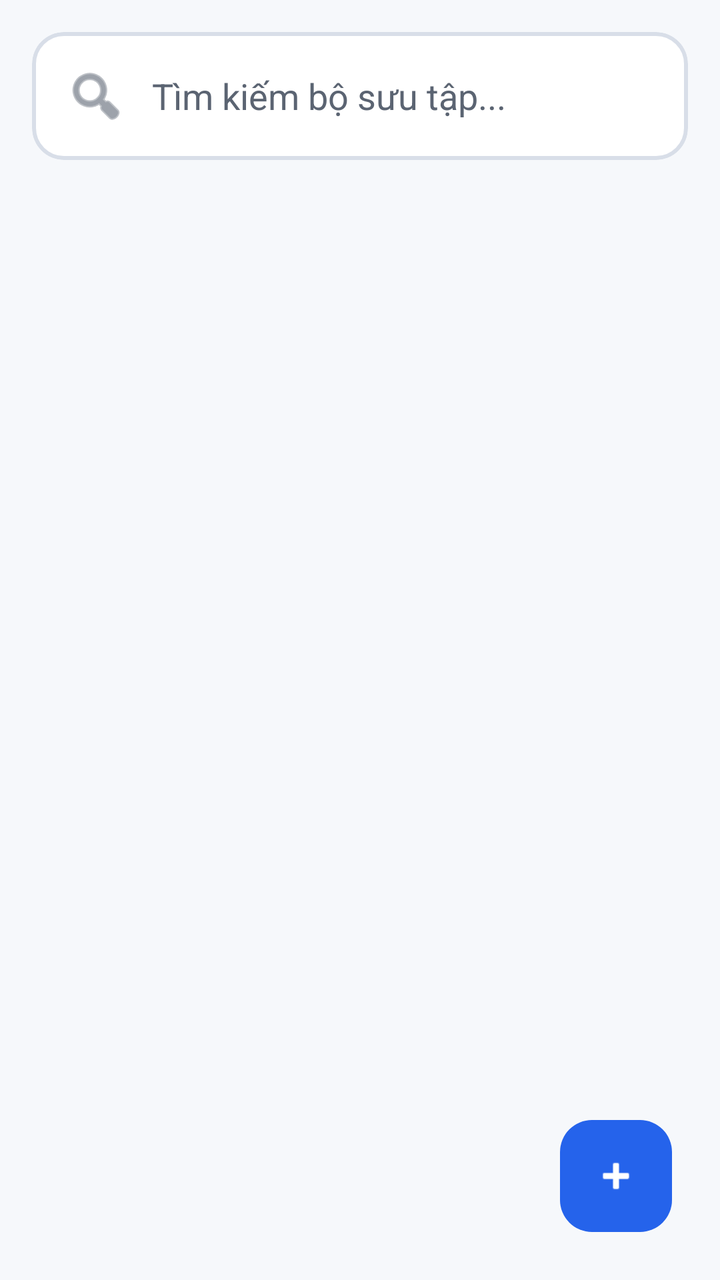
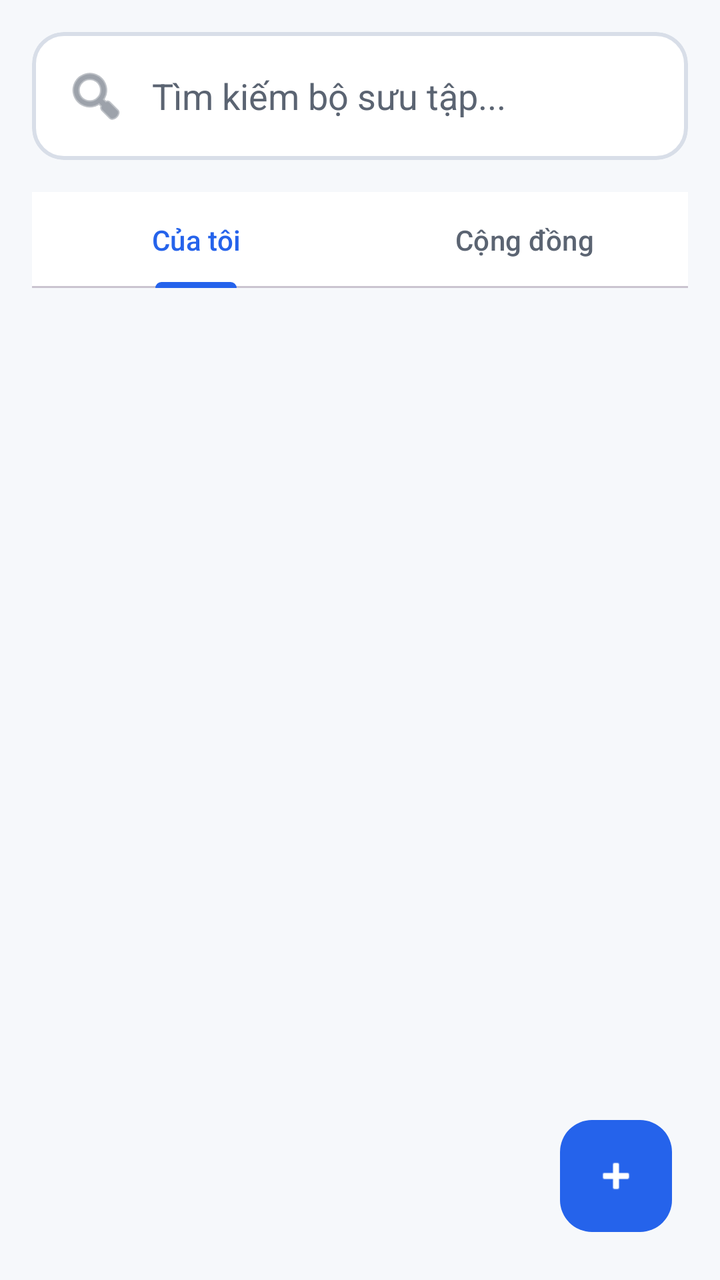

Screens rendered from an Android XML layout before and after an edit, with the pre-edit source and the edit as a unified diff.
<!-- AndroidManifest.xml: application theme Theme.ObjectLanguage -->
<!-- res/layout/fragment_collection_list.xml -->
<?xml version="1.0" encoding="utf-8"?>
<androidx.coordinatorlayout.widget.CoordinatorLayout 
    xmlns:android="http://schemas.android.com/apk/res/android"
    xmlns:app="http://schemas.android.com/apk/res-auto"
    android:layout_width="match_parent"
    android:layout_height="match_parent"
    android:background="@color/background">

    <LinearLayout
        android:layout_width="match_parent"
        android:layout_height="match_parent"
        android:orientation="vertical">

        
        <com.google.android.material.card.MaterialCardView
            android:layout_width="match_parent"
            android:layout_height="wrap_content"
            android:layout_margin="16dp"
            app:cardBackgroundColor="@color/surface"
            app:cardElevation="0dp"
            app:strokeWidth="2dp"
            app:strokeColor="@color/divider"
            app:cardCornerRadius="16dp">

            <EditText
                android:id="@+id/searchEditText"
                android:layout_width="match_parent"
                android:layout_height="wrap_content"
                android:padding="16dp"
                android:hint="@string/collection_search_hint"
                android:textColorHint="@color/text_secondary"
                android:textColor="@color/text_primary"
                android:drawableStart="@android:drawable/ic_menu_search"
                android:drawablePadding="12dp"
                android:drawableTint="@color/text_secondary"
                android:background="@android:color/transparent"
                android:inputType="text" />

        </com.google.android.material.card.MaterialCardView>

        
        <androidx.recyclerview.widget.RecyclerView
            android:id="@+id/recyclerViewCollections"
            android:layout_width="match_parent"
            android:layout_height="0dp"
            android:layout_weight="1"
            android:clipToPadding="false"
            android:padding="8dp" />

        
        <LinearLayout
            android:id="@+id/emptyStateLayout"
            android:layout_width="match_parent"
            android:layout_height="0dp"
            android:layout_weight="1"
            android:orientation="vertical"
            android:gravity="center"
            android:visibility="gone">

            <TextView
                android:layout_width="wrap_content"
                android:layout_height="wrap_content"
                android:text="📚"
                android:textSize="64sp"
                android:layout_marginBottom="16dp" />

            <TextView
                android:layout_width="wrap_content"
                android:layout_height="wrap_content"
                android:text="@string/collection_empty_title"
                android:textColor="@color/text_primary"
                android:textSize="20sp"
                android:textStyle="bold"
                android:layout_marginBottom="8dp" />

            <TextView
                android:layout_width="wrap_content"
                android:layout_height="wrap_content"
                android:text="@string/collection_empty_subtitle"
                android:textAlignment="center"
                android:textColor="@color/text_secondary" />

        </LinearLayout>

        
        <ProgressBar
            android:id="@+id/progressBar"
            android:layout_width="wrap_content"
            android:layout_height="wrap_content"
            android:layout_gravity="center"
            android:visibility="gone" />

    </LinearLayout>

    
    <com.google.android.material.floatingactionbutton.FloatingActionButton
        android:id="@+id/fabAddCollection"
        android:layout_width="wrap_content"
        android:layout_height="wrap_content"
        android:layout_gravity="bottom|end"
        android:layout_margin="24dp"
        app:backgroundTint="@color/primary"
        app:tint="@color/text_on_primary"
        app:elevation="0dp"
        android:contentDescription="@string/collection_cd_add"
        app:srcCompat="@android:drawable/ic_input_add" />

</androidx.coordinatorlayout.widget.CoordinatorLayout>
<!-- resources referenced by this layout -->
<resources>
  <color name="background">#F6F8FB</color>
  <color name="divider">#D8DEE8</color>
  <color name="primary">#2563EB</color>
  <color name="surface">#FFFFFF</color>
  <color name="text_on_primary">#FFFFFF</color>
  <color name="text_primary">#111827</color>
  <color name="text_secondary">#5B6472</color>
  <string name="collection_cd_add">Thêm bộ sưu tập</string>
  <string name="collection_empty_subtitle">Tạo bộ sưu tập đầu tiên\nđể sắp xếp từ vựng của bạn</string>
  <string name="collection_empty_title">Chưa có bộ sưu tập</string>
  <string name="collection_search_hint">Tìm kiếm bộ sưu tập...</string>
  <style name="Theme.ObjectLanguage" parent="Theme.Material3.Light.NoActionBar">
          <item name="colorPrimary">@color/primary</item>
          <item name="colorPrimaryVariant">@color/primary_dark</item>
          <item name="colorOnPrimary">@color/text_on_primary</item>
          <item name="colorSecondary">@color/secondary</item>
          <item name="colorOnSecondary">@color/text_on_primary</item>
          <item name="android:colorBackground">@color/background</item>
          <item name="android:windowBackground">@color/background</item>
          <item name="colorSurface">@color/surface</item>
          <item name="android:statusBarColor">@color/background</item>
          <item name="android:windowLightStatusBar">true</item>
          <item name="android:navigationBarColor">@color/surface</item>
          <item name="android:windowLightNavigationBar" tools:targetApi="o_mr1">true</item>
          
          <item name="cardViewStyle">@style/Widget.App.CardView</item>
          <item name="bottomNavigationStyle">@style/Widget.App.BottomNav</item>
      </style>
  <color name="primary_dark">#1E40AF</color>
  <color name="secondary">#16A34A</color>
  <style name="Widget.App.CardView" parent="Widget.Material3.CardView.Elevated">
          <item name="cardBackgroundColor">@color/surface</item>
          <item name="cardCornerRadius">14dp</item>
          <item name="cardElevation">0dp</item>
          <item name="strokeWidth">0dp</item>
      </style>
  <style name="Widget.App.BottomNav" parent="Widget.Material3.BottomNavigationView">
          <item name="backgroundTint">@color/bottom_nav_bg</item>
          <item name="itemIconTint">@color/bottom_nav_color</item>
          <item name="itemTextColor">@color/bottom_nav_color</item>
          <item name="itemActiveIndicatorStyle">@style/Widget.App.BottomNav.ActiveIndicator</item>
          <item name="labelVisibilityMode">labeled</item>
          <item name="itemRippleColor">@color/primary_light</item>
      </style>
  <color name="bottom_nav_bg">#FFFFFF</color>
  <style name="Widget.App.BottomNav.ActiveIndicator" parent="Widget.Material3.BottomNavigationView.ActiveIndicator">
          <item name="android:color">@color/surface_variant</item>
          <item name="shapeAppearance">@style/ShapeAppearance.App.SmallComponent</item>
      </style>
  <color name="primary_light">#DBEAFE</color>
  <color name="surface_variant">#EAF0F7</color>
  <style name="ShapeAppearance.App.SmallComponent" parent="ShapeAppearance.Material3.SmallComponent">
          <item name="cornerSize">14dp</item>
      </style>
</resources>

<!-- the commit's change to res/layout/fragment_collection_list.xml (unified diff, before → after) -->
@@ -1,5 +1,5 @@
 <?xml version="1.0" encoding="utf-8"?>
-<androidx.coordinatorlayout.widget.CoordinatorLayout 
+<androidx.coordinatorlayout.widget.CoordinatorLayout
     xmlns:android="http://schemas.android.com/apk/res/android"
     xmlns:app="http://schemas.android.com/apk/res-auto"
     android:layout_width="match_parent"
@@ -11,7 +11,6 @@
         android:layout_height="match_parent"
         android:orientation="vertical">
 
-        
         <com.google.android.material.card.MaterialCardView
             android:layout_width="match_parent"
             android:layout_height="wrap_content"
@@ -38,51 +37,129 @@
 
         </com.google.android.material.card.MaterialCardView>
 
-        
-        <androidx.recyclerview.widget.RecyclerView
-            android:id="@+id/recyclerViewCollections"
+        <com.google.android.material.tabs.TabLayout
+            android:id="@+id/tabLayout"
+            android:layout_width="match_parent"
+            android:layout_height="wrap_content"
+            android:layout_marginStart="16dp"
+            android:layout_marginEnd="16dp"
+            android:layout_marginBottom="8dp"
+            app:tabMode="fixed"
+            app:tabGravity="fill"
+            app:tabSelectedTextColor="@color/primary"
+            app:tabTextColor="@color/text_secondary"
+            app:tabIndicatorColor="@color/primary"
+            app:tabRippleColor="@null">
+
+            <com.google.android.material.tabs.TabItem
+                android:layout_width="wrap_content"
+                android:layout_height="wrap_content"
+                android:text="@string/collection_tab_mine" />
+
+            <com.google.android.material.tabs.TabItem
+                android:layout_width="wrap_content"
+                android:layout_height="wrap_content"
+                android:text="@string/collection_tab_community" />
+
+        </com.google.android.material.tabs.TabLayout>
+
+        <FrameLayout
+            android:id="@+id/myCollectionsContainer"
+            android:layout_width="match_parent"
+            android:layout_height="0dp"
+            android:layout_weight="1">
+
+            <androidx.recyclerview.widget.RecyclerView
+                android:id="@+id/recyclerViewCollections"
+                android:layout_width="match_parent"
+                android:layout_height="match_parent"
+                android:clipToPadding="false"
+                android:padding="8dp" />
+
+            <LinearLayout
+                android:id="@+id/emptyStateLayout"
+                android:layout_width="match_parent"
+                android:layout_height="match_parent"
+                android:orientation="vertical"
+                android:gravity="center"
+                android:visibility="gone">
+
+                <TextView
+                    android:layout_width="wrap_content"
+                    android:layout_height="wrap_content"
+                    android:text="📚"
+                    android:textSize="64sp"
+                    android:layout_marginBottom="16dp" />
+
+                <TextView
+                    android:layout_width="wrap_content"
+                    android:layout_height="wrap_content"
+                    android:text="@string/collection_empty_title"
+                    android:textColor="@color/text_primary"
+                    android:textSize="20sp"
+                    android:textStyle="bold"
+                    android:layout_marginBottom="8dp" />
+
+                <TextView
+                    android:layout_width="wrap_content"
+                    android:layout_height="wrap_content"
+                    android:text="@string/collection_empty_subtitle"
+                    android:textAlignment="center"
+                    android:textColor="@color/text_secondary" />
+
+            </LinearLayout>
+
+        </FrameLayout>
+
+        <FrameLayout
+            android:id="@+id/communityContainer"
             android:layout_width="match_parent"
             android:layout_height="0dp"
             android:layout_weight="1"
-            android:clipToPadding="false"
-            android:padding="8dp" />
-
-        
-        <LinearLayout
-            android:id="@+id/emptyStateLayout"
-            android:layout_width="match_parent"
-            android:layout_height="0dp"
-            android:layout_weight="1"
-            android:orientation="vertical"
-            android:gravity="center"
             android:visibility="gone">
 
-            <TextView
-                android:layout_width="wrap_content"
-                android:layout_height="wrap_content"
-                android:text="📚"
-                android:textSize="64sp"
-                android:layout_marginBottom="16dp" />
+            <androidx.recyclerview.widget.RecyclerView
+                android:id="@+id/recyclerViewPublicCollections"
+                android:layout_width="match_parent"
+                android:layout_height="match_parent"
+                android:clipToPadding="false"
+                android:padding="8dp" />
 
-            <TextView
-                android:layout_width="wrap_content"
-                android:layout_height="wrap_content"
-                android:text="@string/collection_empty_title"
-                android:textColor="@color/text_primary"
-                android:textSize="20sp"
-                android:textStyle="bold"
-                android:layout_marginBottom="8dp" />
+            <LinearLayout
+                android:id="@+id/communityEmptyState"
+                android:layout_width="match_parent"
+                android:layout_height="match_parent"
+                android:orientation="vertical"
+                android:gravity="center"
+                android:visibility="gone">
 
-            <TextView
-                android:layout_width="wrap_content"
-                android:layout_height="wrap_content"
-                android:text="@string/collection_empty_subtitle"
-                android:textAlignment="center"
-                android:textColor="@color/text_secondary" />
+                <TextView
+                    android:layout_width="wrap_content"
+                    android:layout_height="wrap_content"
+                    android:text="🌐"
+                    android:textSize="64sp"
+                    android:layout_marginBottom="16dp" />
 
-        </LinearLayout>
+                <TextView
+                    android:layout_width="wrap_content"
+                    android:layout_height="wrap_content"
+                    android:text="@string/collection_community_empty_title"
+                    android:textColor="@color/text_primary"
+                    android:textSize="20sp"
+                    android:textStyle="bold"
+                    android:layout_marginBottom="8dp" />
 
-        
+                <TextView
+                    android:layout_width="wrap_content"
+                    android:layout_height="wrap_content"
+                    android:text="@string/collection_community_empty_subtitle"
+                    android:textAlignment="center"
+                    android:textColor="@color/text_secondary" />
+
+            </LinearLayout>
+
+        </FrameLayout>
+
         <ProgressBar
             android:id="@+id/progressBar"
             android:layout_width="wrap_content"
@@ -92,7 +169,6 @@
 
     </LinearLayout>
 
-    
     <com.google.android.material.floatingactionbutton.FloatingActionButton
         android:id="@+id/fabAddCollection"
         android:layout_width="wrap_content"
<!-- resource entries referenced after the edit -->
@@ -8,9 +8,13 @@
   <color name="text_primary">#111827</color>
   <color name="text_secondary">#5B6472</color>
   <string name="collection_cd_add">Thêm bộ sưu tập</string>
+  <string name="collection_community_empty_subtitle">Hãy là người đầu tiên chia sẻ!</string>
+  <string name="collection_community_empty_title">Chưa có bộ sưu tập công khai</string>
   <string name="collection_empty_subtitle">Tạo bộ sưu tập đầu tiên\nđể sắp xếp từ vựng của bạn</string>
   <string name="collection_empty_title">Chưa có bộ sưu tập</string>
   <string name="collection_search_hint">Tìm kiếm bộ sưu tập...</string>
+  <string name="collection_tab_community">Cộng đồng</string>
+  <string name="collection_tab_mine">Của tôi</string>
   <style name="Theme.ObjectLanguage" parent="Theme.Material3.Light.NoActionBar">
           <item name="colorPrimary">@color/primary</item>
           <item name="colorPrimaryVariant">@color/primary_dark</item>
